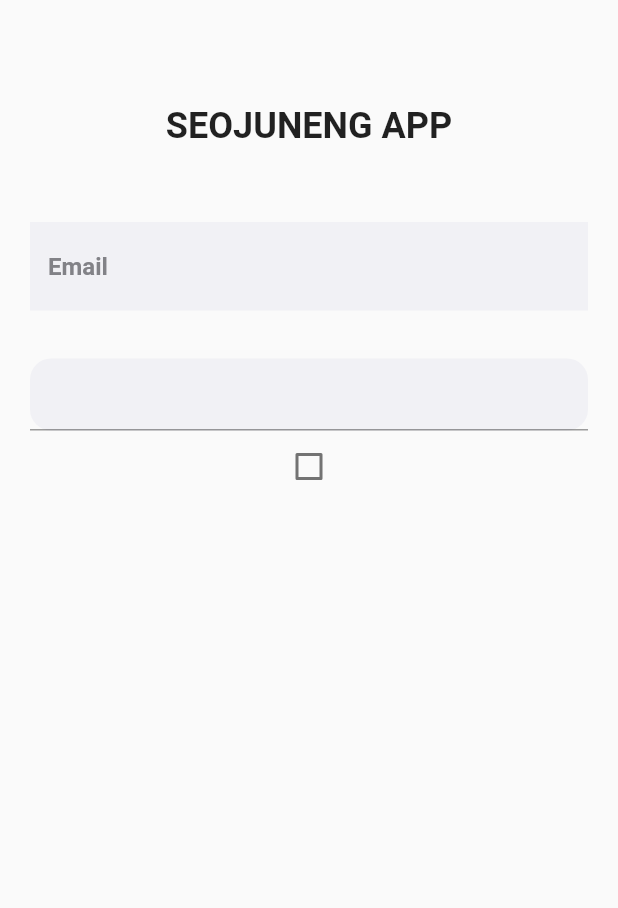
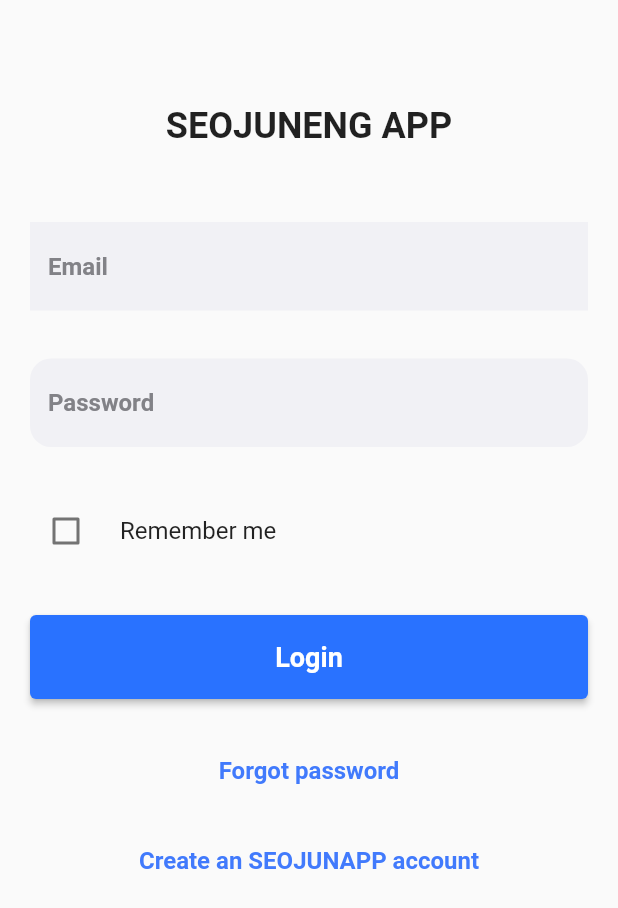
Before and after one commit to asdwoo123/seojun_dataview_app, a Flutter app: the screen it shows after launch, on a phone screen of 412 x 824 dp. Shown: the top 908 px of the screen. Run offline on Flutter 3.47's test engine with Material 2 defaults, Android fonts, the phone set to English and light mode, and no system bars; our stand-ins replace cloud_firestore, firebase_auth, firebase_core, flutter_screenutil; accounts and stored records are empty.

Commit message:
2022 02 14

```diff
--- a/lib/main.dart
+++ b/lib/main.dart
@@ -2,7 +2,10 @@ import 'package:flutter/material.dart';
 import 'package:firebase_core/firebase_core.dart';
 import 'package:cloud_firestore/cloud_firestore.dart';
 import 'package:flutter_screenutil/flutter_screenutil.dart';
+import 'package:seojun_dataview_app/navigation/routes.dart';
+import 'package:seojun_dataview_app/navigation/screen_router.dart';
 import 'package:seojun_dataview_app/pages/signIn.dart';
+import 'package:seojun_dataview_app/pages/signUp.dart';
 
 void main() async {
   WidgetsFlutterBinding.ensureInitialized();
@@ -33,7 +36,9 @@ class MyApp extends StatelessWidget {
           // is not restarted.
           primarySwatch: Colors.blue,
         ),
-        home: const SignInPage(),
+        /*initialRoute: Routes.initial,
+        onGenerateRoute: ScreenRouter.generateRoute,*/
+        home: SignInPage(),
       ),
     );
   }
--- a/lib/pages/signIn.dart
+++ b/lib/pages/signIn.dart
@@ -1,4 +1,5 @@
 import 'package:flutter/material.dart';
+import 'package:seojun_dataview_app/service/account.dart';
 import 'package:seojun_dataview_app/theme.dart';
 
 class SignInPage extends StatefulWidget {
@@ -9,8 +10,10 @@ class SignInPage extends StatefulWidget {
 }
 
 class _SignInPageState extends State<SignInPage> {
-  bool isPwdVisible = false;
-  bool? isRemember = false;
+  bool isRemember = false;
+  final _formKey = GlobalKey<FormState>();
+  String email = '';
+  String password = '';
 
   /*void handleSignIn(email, password, remember) {
     signInService(email, password, remember);
@@ -31,22 +34,34 @@ class _SignInPageState extends State<SignInPage> {
               const SizedBox(
                 height: 50,
               ),
-              Form(child:
-              Column(
+              Form(
+                key: _formKey,
+                child: Column(
                   children: <Widget>[
                     Container(
                       decoration: BoxDecoration(
                         color: textWhiteGrey,
-
                       ),
                       child: TextFormField(
+                        onSaved: (value) {
+                          setState(() {
+                            email = value as String;
+                          });
+                        },
+                        validator: (value) {
+                          if (value == null || value.isEmpty) {
+                            return '이메일을 입력하세요';
+                          }
+                          if (!emailValidate(value.toString())) {
+                            return '이메일 양식이 맞지 않습니다';
+                          }
+                          return null;
+                        },
                         decoration: InputDecoration(
                             hintText: 'Email',
                             hintStyle: heading6.copyWith(color: textGray),
                             border: const OutlineInputBorder(
-                            borderSide: BorderSide.none
-                          )
-                        ),
+                                borderSide: BorderSide.none)),
                       ),
                     ),
                     const SizedBox(
@@ -55,21 +70,99 @@ class _SignInPageState extends State<SignInPage> {
                     Container(
                       decoration: BoxDecoration(
                           color: textWhiteGrey,
-                        borderRadius: BorderRadius.circular(14.0)
-                      ),
+                          borderRadius: BorderRadius.circular(14.0)),
                       child: TextFormField(
-                        obscureText: !isPwdVisible,
-
+                        obscureText: true,
+                        onSaved: (value) {
+                          setState(() {
+                            password = value as String;
+                          });
+                        },
+                        validator: (value) {
+                          if (value == null || value.isEmpty) {
+                            return '비밀번호를 입력하세요';
+                          }
+                          if (value.toString().length < 3) {
+                            return '4글자 이상 입력하세요';
+                          }
+                          return null;
+                        },
+                        decoration: InputDecoration(
+                            hintText: 'Password',
+                            hintStyle: heading6.copyWith(color: textGray),
+                            border: const OutlineInputBorder(
+                                borderSide: BorderSide.none)),
                       ),
                     ),
+                    const SizedBox(
+                      height: 32,
+                    ),
+                    Row(
+                      children: <Widget>[
                         Checkbox(
                           value: isRemember,
                           onChanged: (value) {
                             setState(() {
-                          isRemember = value;
+                              isRemember = value as bool;
                             });
                           },
+                        ),
+                        const SizedBox(
+                          width: 12,
+                        ),
+                        const Text(
+                          'Remember me',
+                          style: TextStyle(
+                              fontSize: 16, fontWeight: FontWeight.w400),
+                        ),
+                      ],
+                    ),
+                    const SizedBox(
+                      height: 32,
+                    ),
+                    ElevatedButton(
+                      onPressed: () {
+                        if (_formKey.currentState!.validate()) {
+                          _formKey.currentState!.save();
+                        }
+
+                        signInService(email, password, isRemember);
+                      },
+                      child: const SizedBox(
+                          height: 56,
+                          child: Center(
+                              child: Text('Login',
+                                  style: TextStyle(
+                                    fontSize: 18,
+                                    fontWeight: FontWeight.w600,
+                                  )))),
+                      style: ElevatedButton.styleFrom(
+                          primary: primaryColor, onPrimary: Colors.white),
+                    ),
+                    const SizedBox(
+                      height: 24,
+                    ),
+                    Column(
+                      children: <Widget>[
+                        Center(
+                          child: TextButton(
+                            onPressed: () {},
+                            style: TextButton.styleFrom(primary: textPrimaryBlue),
+                            child: Text('Forgot password', style: heading6,),
+                          ),
+                        ),
+                        const SizedBox(
+                          height: 12,
+                        ),
+                        Center(
+                          child: TextButton(
+                            onPressed: () {},
+                            style: TextButton.styleFrom(primary: textPrimaryBlue),
+                            child: Text('Create an SEOJUNAPP account', style: heading6,),
+                          ),
                         )
+                      ],
+                    ),
                   ],
                 ),
               )
--- a/lib/theme.dart
+++ b/lib/theme.dart
@@ -4,6 +4,7 @@ Color primaryColor = const Color(0xff2972ff);
 Color textBlack = const Color(0xff222222);
 Color textGray = const Color(0xff828287);
 Color textBlue = const Color(0xff417afc);
+Color textPrimaryBlue = const Color(0xff417afc);
 Color textWhiteGrey = const Color(0xfff1f1f5);
 
 TextStyle heading2 = const TextStyle(
```
Also changed, not shown: lib/components/custom_primary_button.dart (+17 -0 lines), lib/navigation/screen_router.dart (+11 -10 lines), lib/pages/signUp.dart (+35 -0 lines), lib/service/account.dart (+15 -6 lines). Lines whose indentation alone changed are shown as unchanged.
